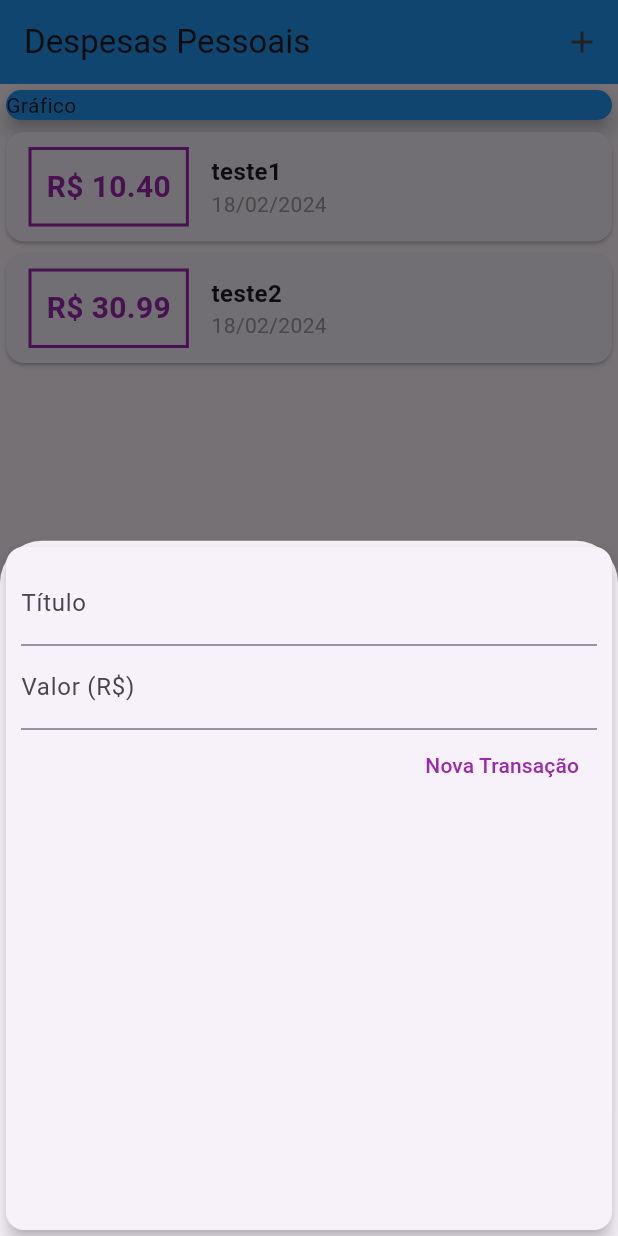
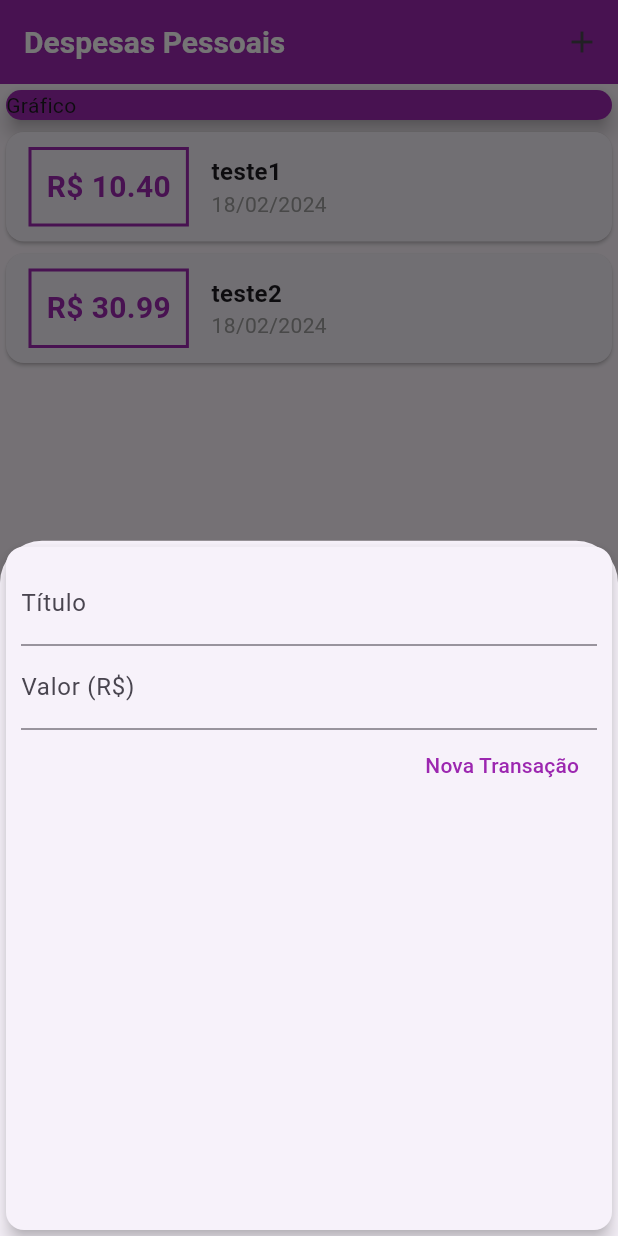
Before and after one commit to Jhon-Henkel/flutter_course_personal_expense_app, a Flutter app: the screen it shows after launch, after a tap on the "add" icon, on a phone screen of 412 x 824 dp. Run offline on Flutter 3.47's test engine with Material 3 defaults, Android fonts, the phone set to English and light mode, and no system bars; Roboto replaces fonts that are missing (OpenSans).

Commit message:
feat: creating theme for app

```diff
--- a/lib/components/transaction_form.dart
+++ b/lib/components/transaction_form.dart
@@ -52,10 +52,10 @@ class _TransactionFormState extends State<TransactionForm> {
               children: <Widget>[
                 TextButton(
                   onPressed: _submitForm,
-                  child: const Text(
+                  child: Text(
                     'Nova Transação',
                     style: TextStyle(
-                      color: Colors.purple,
+                      color: Theme.of(context).colorScheme.primary,
                     ),
                   ),
                 ),
--- a/lib/components/transaction_list.dart
+++ b/lib/components/transaction_list.dart
@@ -23,17 +23,17 @@ class TransactionList extends StatelessWidget {
                       const EdgeInsets.symmetric(vertical: 10, horizontal: 15),
                   decoration: BoxDecoration(
                     border: Border.all(
-                      color: Colors.purple,
+                      color: Theme.of(context).colorScheme.primary,
                       width: 2,
                     ),
                   ),
                   padding: const EdgeInsets.all(10),
                   child: Text(
                     'R\$ ${transaction.value.toStringAsFixed(2)}',
-                    style: const TextStyle(
+                    style: TextStyle(
                       fontWeight: FontWeight.bold,
                       fontSize: 20,
-                      color: Colors.purple,
+                      color: Theme.of(context).colorScheme.primary,
                     ),
                   ),
                 ),
@@ -49,7 +49,9 @@ class TransactionList extends StatelessWidget {
                     ),
                     Text(
                       DateFormat('d/MM/y').format(transaction.date),
-                      style: const TextStyle(color: Colors.grey),
+                      style: TextStyle(
+                        color: Theme.of(context).colorScheme.tertiary,
+                      ),
                     ),
                   ],
                 ),
--- a/lib/main.dart
+++ b/lib/main.dart
@@ -14,7 +14,33 @@ class ExpensesApp extends StatelessWidget {
 
   @override
   Widget build(BuildContext context) {
-    return const MaterialApp(home: MyHomePage());
+    final ThemeData tema = ThemeData();
+
+    return MaterialApp(
+      home: const MyHomePage(),
+      theme: tema.copyWith(
+        colorScheme: tema.colorScheme.copyWith(
+          primary: Colors.purple,
+          secondary: Colors.amber,
+          tertiary: Colors.grey,
+        ),
+        textTheme: tema.textTheme.copyWith(
+          titleLarge: const TextStyle(
+            fontFamily: 'OpenSans',
+            fontSize: 18,
+            fontWeight: FontWeight.bold,
+            color: Colors.black,
+          ),
+        ),
+        appBarTheme: const AppBarTheme(
+          titleTextStyle: TextStyle(
+            fontFamily: 'OpenSans',
+            fontSize: 20,
+            fontWeight: FontWeight.bold,
+          ),
+        ),
+      ),
+    );
   }
 }
 
@@ -59,7 +85,7 @@ class _MyHomePageState extends State<MyHomePage> {
   Widget build(BuildContext context) {
     return Scaffold(
       appBar: AppBar(
-        backgroundColor: Colors.blue,
+        backgroundColor: Theme.of(context).colorScheme.primary,
         title: const Text('Despesas Pessoais'),
         actions: <Widget>[
           IconButton(
@@ -72,11 +98,12 @@ class _MyHomePageState extends State<MyHomePage> {
         child: Column(
           crossAxisAlignment: CrossAxisAlignment.stretch,
           children: <Widget>[
-            const SizedBox(
+            SizedBox(
+              width: double.infinity,
               child: Card(
                 elevation: 5,
-                color: Colors.blue,
-                child: Text('Gráfico'),
+                color: Theme.of(context).colorScheme.primary,
+                child: const Text('Gráfico'),
               ),
             ),
             TransactionList(_transactions),
@@ -85,6 +112,7 @@ class _MyHomePageState extends State<MyHomePage> {
       ),
       floatingActionButton: FloatingActionButton(
         onPressed: () => _openTransactionFormModal(context),
+        backgroundColor: Theme.of(context).colorScheme.secondary,
         child: const Icon(Icons.add),
       ),
       floatingActionButtonLocation: FloatingActionButtonLocation.centerFloat,
```
